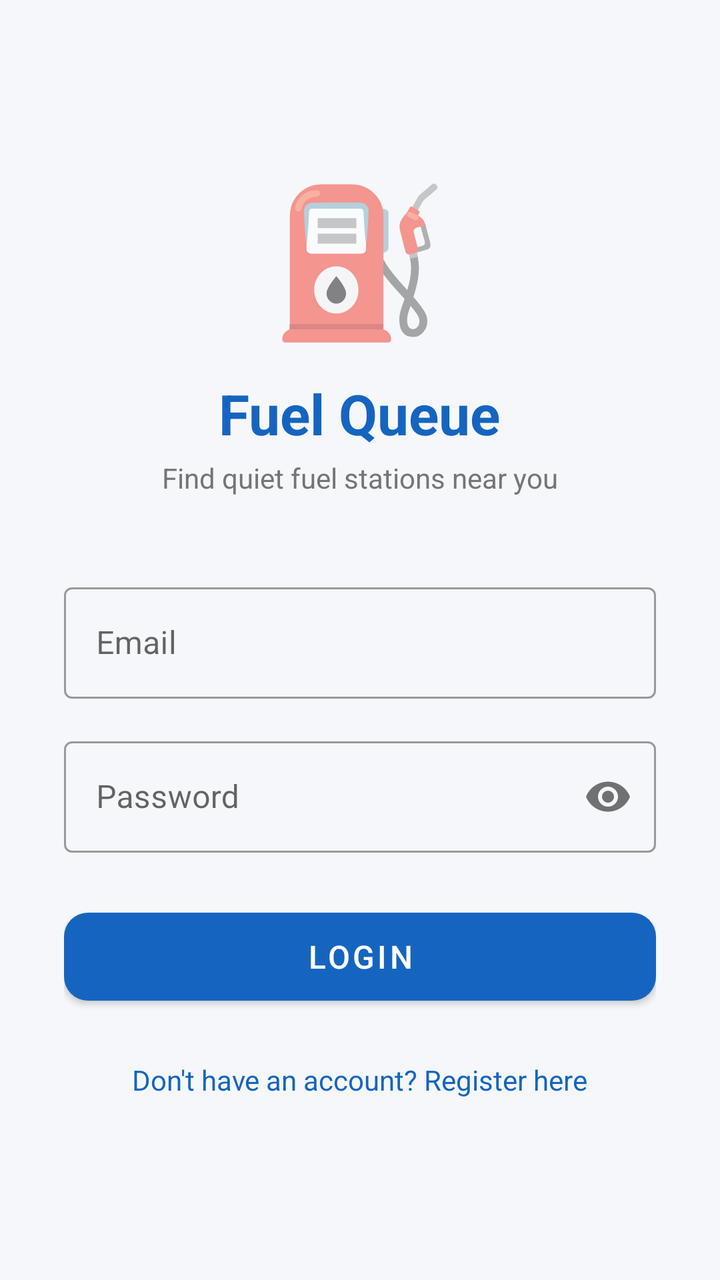
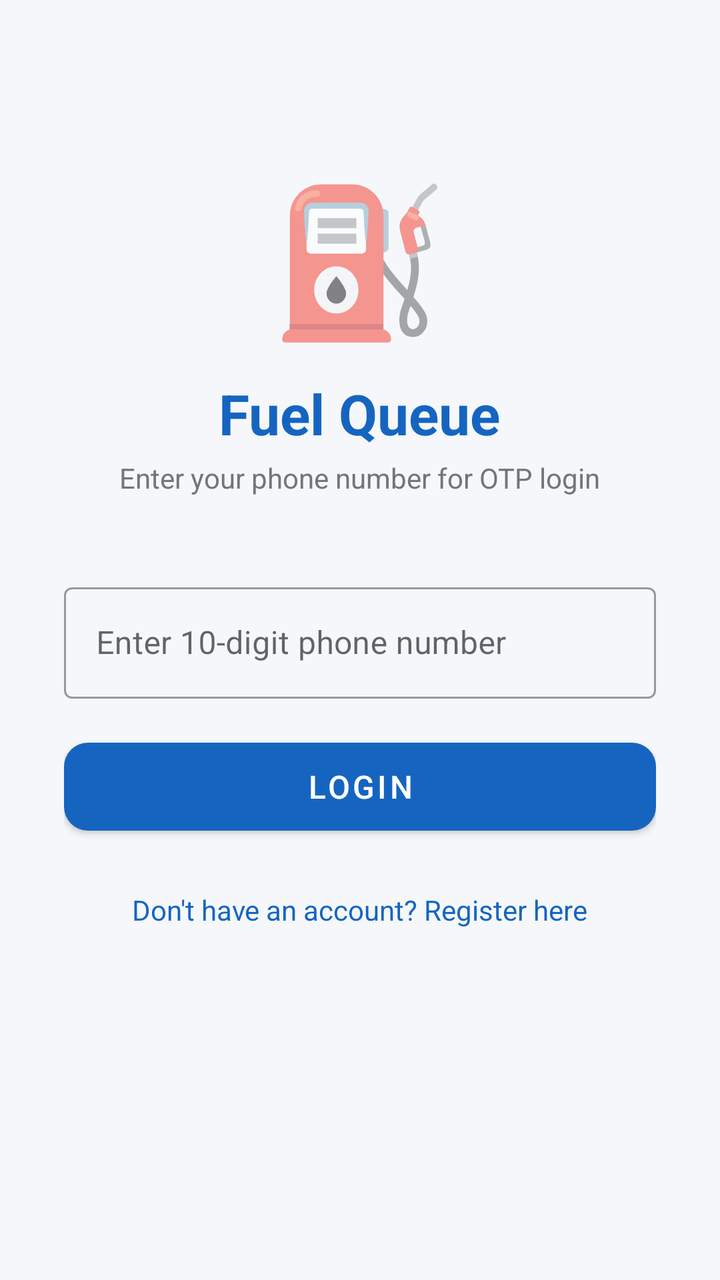

Two renders of the same Android screen: before a commit and after it. Below are the layout's source before the change and the commit's diff.
<!-- AndroidManifest.xml: application theme Theme.FuelQueue -->
<!-- res/layout/fragment_login.xml -->
<?xml version="1.0" encoding="utf-8"?>
<ScrollView xmlns:android="http://schemas.android.com/apk/res/android"
    xmlns:app="http://schemas.android.com/apk/res-auto"
    android:layout_width="match_parent"
    android:layout_height="match_parent"
    android:background="@color/background"
    android:fillViewport="true">

    <LinearLayout
        android:layout_width="match_parent"
        android:layout_height="wrap_content"
        android:gravity="center_horizontal"
        android:orientation="vertical"
        android:padding="32dp">

        
        <TextView
            android:layout_width="wrap_content"
            android:layout_height="wrap_content"
            android:layout_marginTop="48dp"
            android:text="⛽"
            android:textSize="72sp" />

        <TextView
            android:layout_width="wrap_content"
            android:layout_height="wrap_content"
            android:layout_marginTop="12dp"
            android:text="Fuel Queue"
            android:textColor="@color/colorPrimary"
            android:textSize="28sp"
            android:textStyle="bold" />

        <TextView
            android:layout_width="wrap_content"
            android:layout_height="wrap_content"
            android:layout_marginTop="4dp"
            android:layout_marginBottom="40dp"
            android:text="Find quiet fuel stations near you"
            android:textColor="@color/text_secondary"
            android:textSize="14sp" />

        
        <com.google.android.material.textfield.TextInputLayout
            android:layout_width="match_parent"
            android:layout_height="wrap_content"
            android:layout_marginBottom="16dp"
            android:hint="Email"
            style="@style/Widget.MaterialComponents.TextInputLayout.OutlinedBox">

            <com.google.android.material.textfield.TextInputEditText
                android:id="@+id/et_email"
                android:layout_width="match_parent"
                android:layout_height="wrap_content"
                android:inputType="textEmailAddress"
                android:imeOptions="actionNext" />
        </com.google.android.material.textfield.TextInputLayout>

        
        <com.google.android.material.textfield.TextInputLayout
            android:layout_width="match_parent"
            android:layout_height="wrap_content"
            android:layout_marginBottom="24dp"
            android:hint="Password"
            app:passwordToggleEnabled="true"
            style="@style/Widget.MaterialComponents.TextInputLayout.OutlinedBox">

            <com.google.android.material.textfield.TextInputEditText
                android:id="@+id/et_password"
                android:layout_width="match_parent"
                android:layout_height="wrap_content"
                android:inputType="textPassword"
                android:imeOptions="actionDone" />
        </com.google.android.material.textfield.TextInputLayout>

        
        <com.google.android.material.button.MaterialButton
            android:id="@+id/btn_login"
            android:layout_width="match_parent"
            android:layout_height="56dp"
            android:text="Login"
            android:textSize="16sp"
            app:cornerRadius="12dp" />

        
        <ProgressBar
            android:id="@+id/progress_bar"
            android:layout_width="wrap_content"
            android:layout_height="wrap_content"
            android:layout_marginTop="12dp"
            android:visibility="gone" />

        
        <TextView
            android:id="@+id/tv_go_to_register"
            android:layout_width="wrap_content"
            android:layout_height="wrap_content"
            android:layout_marginTop="24dp"
            android:text="Don't have an account? Register here"
            android:textColor="@color/colorPrimary"
            android:textSize="14sp" />

    </LinearLayout>
</ScrollView>
<!-- resources referenced by this layout -->
<resources>
  <color name="background">#F5F7FA</color>
  <color name="colorPrimary">#1565C0</color>
  <color name="text_secondary">#757575</color>
  <style name="Theme.FuelQueue" parent="Theme.MaterialComponents.DayNight.DarkActionBar">
          <item name="colorPrimary">@color/colorPrimary</item>
          <item name="colorPrimaryVariant">@color/colorPrimaryDark</item>
          <item name="colorSecondary">@color/colorAccent</item>
          <item name="android:statusBarColor">@color/colorPrimaryDark</item>
          <item name="windowActionBar">false</item>
          <item name="windowNoTitle">true</item>
      </style>
  <color name="colorPrimaryDark">#0D47A1</color>
  <color name="colorAccent">#FF6F00</color>
</resources>

<!-- the commit's change to res/layout/fragment_login.xml (unified diff, before → after) -->
@@ -35,7 +35,7 @@
             android:layout_height="wrap_content"
             android:layout_marginTop="4dp"
             android:layout_marginBottom="40dp"
-            android:text="Find quiet fuel stations near you"
+            android:text="Enter your phone number for OTP login"
             android:textColor="@color/text_secondary"
             android:textSize="14sp" />
 
@@ -44,31 +44,32 @@
             android:layout_width="match_parent"
             android:layout_height="wrap_content"
             android:layout_marginBottom="16dp"
-            android:hint="Email"
+            android:hint="Enter 10-digit phone number"
             style="@style/Widget.MaterialComponents.TextInputLayout.OutlinedBox">
 
             <com.google.android.material.textfield.TextInputEditText
                 android:id="@+id/et_email"
                 android:layout_width="match_parent"
                 android:layout_height="wrap_content"
-                android:inputType="textEmailAddress"
+                android:inputType="phone"
                 android:imeOptions="actionNext" />
         </com.google.android.material.textfield.TextInputLayout>
 
         
         <com.google.android.material.textfield.TextInputLayout
+            android:id="@+id/til_password"
             android:layout_width="match_parent"
             android:layout_height="wrap_content"
             android:layout_marginBottom="24dp"
-            android:hint="Password"
-            app:passwordToggleEnabled="true"
+            android:hint="Enter 6-digit OTP"
+            android:visibility="gone"
             style="@style/Widget.MaterialComponents.TextInputLayout.OutlinedBox">
 
             <com.google.android.material.textfield.TextInputEditText
                 android:id="@+id/et_password"
                 android:layout_width="match_parent"
                 android:layout_height="wrap_content"
-                android:inputType="textPassword"
+                android:inputType="number"
                 android:imeOptions="actionDone" />
         </com.google.android.material.textfield.TextInputLayout>
 
